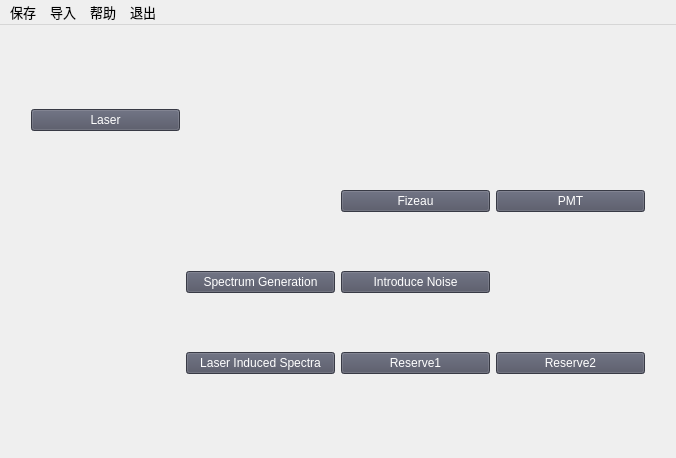
Above: ui_design/mainwindow.ui from chnsheg/ocean-scattering-simulation before the change. Below: the same form after it.
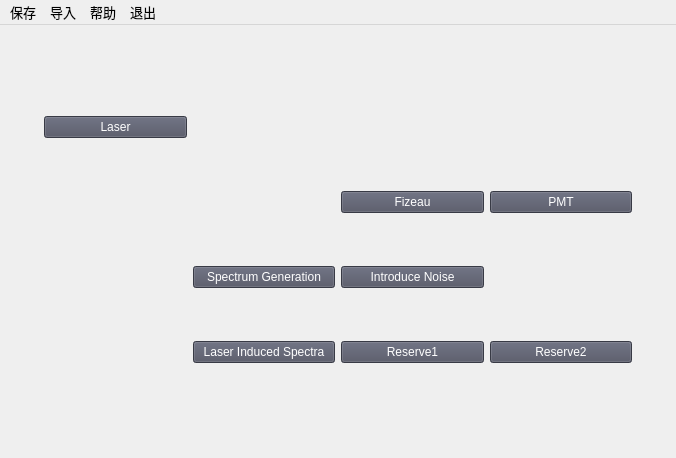
That is the form after the change. Icons and pictures are not drawn. Custom widgets are drawn as their Qt base class.

```diff
--- a/ui_design/mainwindow.ui
+++ b/ui_design/mainwindow.ui
@@ -20,7 +20,7 @@
    <property name="styleSheet">
     <string notr="true"/>
    </property>
-   <layout class="QVBoxLayout" name="verticalLayout_15">
+   <layout class="QHBoxLayout" name="horizontalLayout_4">
     <item>
      <widget class="QStackedWidget" name="stackedWidget">
       <property name="minimumSize">
@@ -41,6 +41,9 @@
          <enum>QLayout::SetDefaultConstraint</enum>
         </property>
         <item>
+         <widget class="QWidget" name="widget_2" native="true">
+          <layout class="QHBoxLayout" name="horizontalLayout_5">
+           <item>
          <widget class="QWidget" name="widget" native="true">
           <property name="sizePolicy">
            <sizepolicy hsizetype="Expanding" vsizetype="Expanding">
@@ -55,21 +58,6 @@
            <string notr="true">border-image: url(:/backgroundImage.png);</string>
           </property>
           <layout class="QGridLayout" name="gridLayout_2">
-           <property name="leftMargin">
-            <number>9</number>
-           </property>
-           <property name="topMargin">
-            <number>9</number>
-           </property>
-           <property name="rightMargin">
-            <number>9</number>
-           </property>
-           <property name="bottomMargin">
-            <number>9</number>
-           </property>
-           <property name="spacing">
-            <number>6</number>
-           </property>
            <item row="0" column="0">
             <widget class="HoverButton" name="homeButton_1">
              <property name="maximumSize">
@@ -243,6 +231,9 @@
              <property name="text">
               <string>Reserve2</string>
              </property>
+               </widget>
+              </item>
+             </layout>
             </widget>
            </item>
           </layout>
```
Lines whose indentation alone changed are shown as unchanged.
